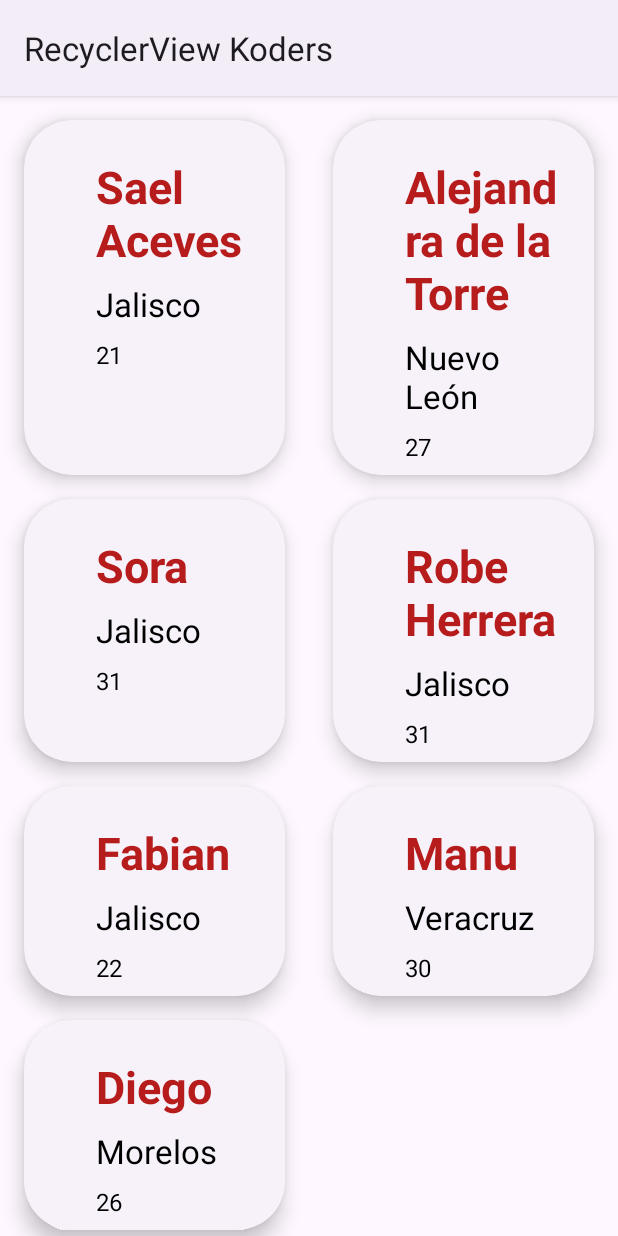
After one commit to jhonynava/miAppKodemia, an Android app: the MyRecyclerView screen opened directly, with no data from a screen before it, on a phone screen of 412 x 824 dp. The commit adds this screen. Run offline under Robolectric (Android 15) with nearby library versions, the phone set to English and light mode, and no system bars.

Commit message:
Se agrega RecyclerView de Koders

```diff
--- a/app/src/main/AndroidManifest.xml
+++ b/app/src/main/AndroidManifest.xml
@@ -9,6 +9,7 @@
         android:roundIcon="@mipmap/ic_launcher_round"
         android:supportsRtl="true"
         android:theme="@style/Theme.MiAppKodemia">
+        <activity android:name=".MyRecyclerView"></activity>
         <activity
             android:name=".Settings"
             android:parentActivityName=".FormularioLinearLayout" />
--- /dev/null
+++ b/app/src/main/java/mx/kodemia/miappkodemia/MyRecyclerView.kt
@@ -0,0 +1,49 @@
+package mx.kodemia.miappkodemia
+
+import androidx.appcompat.app.AppCompatActivity
+import android.os.Bundle
+import android.view.LayoutInflater
+import android.view.View
+import androidx.recyclerview.widget.GridLayoutManager
+import androidx.recyclerview.widget.LinearLayoutManager
+import androidx.recyclerview.widget.RecyclerView
+import kotlinx.android.synthetic.main.activity_my_recycler_view.*
+import mx.kodemia.miappkodemia.adapters.KoderAdapter
+import mx.kodemia.miappkodemia.model.DatosKoder
+
+class MyRecyclerView : AppCompatActivity() {
+
+    val listKoder: MutableList<DatosKoder> = mutableListOf()
+    var adapterKoder = KoderAdapter(listKoder)
+    var parent_view: View? = null
+
+    override fun onCreate(savedInstanceState: Bundle?) {
+        super.onCreate(savedInstanceState)
+        setContentView(R.layout.activity_my_recycler_view)
+        parent_view = findViewById(android.R.id.content)
+        initRecyclerKoders()
+        title = "RecyclerView Koders"
+    }
+
+    private fun initRecyclerKoders() {
+        listKoder.add(DatosKoder("Sael Aceves", "Jalisco", 21))
+        listKoder.add(DatosKoder("Alejandra de la Torre", "Nuevo León", 27))
+        listKoder.add(DatosKoder("Sora", "Jalisco", 31))
+        listKoder.add(DatosKoder("Robe Herrera", "Jalisco", 31))
+        listKoder.add(DatosKoder("Fabian", "Jalisco", 22))
+        listKoder.add(DatosKoder("Manu", "Veracruz", 30))
+        listKoder.add(DatosKoder("Diego", "Morelos", 26))
+
+
+        // LinearLayoutManager es diseño lineal y GridLayoutManager es una cuadricula
+        // Ambos se pueden configurar
+        // GridLayoutManager(this, partes_en_que_dividira)
+        // LinearLayoutManager(this, orientación_del_linear, false)
+//        recyclerView_koders.layoutManager = LinearLayoutManager(this, LinearLayoutManager.HORIZONTAL, false) // Modo horizontal
+//        recyclerView_koders.layoutManager = LinearLayoutManager(this) Modo vertical
+        recyclerView_koders.layoutManager = GridLayoutManager(this, 2)
+        recyclerView_koders.setHasFixedSize(true)
+        adapterKoder = KoderAdapter(listKoder)
+        recyclerView_koders.adapter = adapterKoder
+    }
+}
--- a/app/src/main/java/mx/kodemia/miappkodemia/Settings.kt
+++ b/app/src/main/java/mx/kodemia/miappkodemia/Settings.kt
@@ -1,5 +1,6 @@
 package mx.kodemia.miappkodemia
 
+import android.content.Intent
 import androidx.appcompat.app.AppCompatActivity
 import android.os.Bundle
 import android.view.View
@@ -26,7 +27,7 @@ class Settings : AppCompatActivity() {
         initListView()
 
         fab_extended.setOnClickListener {
-            Snackbar.make(parent_view!!, "Material es cool", Snackbar.LENGTH_SHORT).show()
+            startActivity(Intent(this,MyRecyclerView::class.java))
         }
     }
 
--- /dev/null
+++ b/app/src/main/java/mx/kodemia/miappkodemia/adapters/KoderAdapter.kt
@@ -0,0 +1,43 @@
+package mx.kodemia.miappkodemia.adapters
+
+import android.view.LayoutInflater
+import android.view.View
+import android.view.ViewGroup
+import android.widget.TextView
+import androidx.recyclerview.widget.RecyclerView
+import com.google.android.material.card.MaterialCardView
+import com.google.android.material.snackbar.Snackbar
+import mx.kodemia.miappkodemia.R
+import mx.kodemia.miappkodemia.model.DatosKoder
+
+class KoderAdapter (val koder: MutableList<DatosKoder>): RecyclerView.Adapter<KoderAdapter.KoderHolder>(){
+
+
+    override fun onCreateViewHolder(parent: ViewGroup, viewType: Int): KoderAdapter.KoderHolder {
+        val layoutInflater = LayoutInflater.from(parent.context)
+        return KoderHolder(layoutInflater.inflate(R.layout.item_cardview_koder, parent, false))
+    }
+
+    override fun onBindViewHolder(holder: KoderAdapter.KoderHolder, position: Int) {
+        holder.render(koder[position])
+    }
+
+    override fun getItemCount(): Int = koder.size
+
+    class KoderHolder(val view: View) : RecyclerView.ViewHolder(view) {
+        val cardView: MaterialCardView = view.findViewById(R.id.cardView_item_koder)
+        val textViewNombre: TextView = view.findViewById(R.id.textView_name_koder)
+        val textViewEstado: TextView = view.findViewById(R.id.textView_estado_koder)
+        val textViewEdad: TextView = view.findViewById(R.id.textView_edad_koder)
+
+        fun render(koder: DatosKoder) {
+            textViewNombre.setText(koder.nombre)
+            textViewEstado.setText(koder.estado)
+            textViewEdad.setText(koder.edad.toString())
+
+            cardView.setOnClickListener {
+                Snackbar.make(view, "Tap en ${koder.nombre}", Snackbar.LENGTH_SHORT).show()
+            }
+        }
+    }
+}
--- /dev/null
+++ b/app/src/main/java/mx/kodemia/miappkodemia/model/DatosKoder.kt
@@ -0,0 +1,7 @@
+package mx.kodemia.miappkodemia.model
+
+data class DatosKoder(
+    val nombre: String = "",
+    val estado: String = "",
+    val edad: Int = 0
+)
--- a/app/src/main/res/layout/activity_formulario_constraint.xml
+++ b/app/src/main/res/layout/activity_formulario_constraint.xml
@@ -31,7 +31,7 @@
         app:layout_constraintTop_toBottomOf="@+id/imageView2" />
 
     <com.google.android.material.textfield.TextInputLayout
-        android:id="@+id/textInputLayout"
+        android:id="@+id/til_nombre_koder"
         android:layout_width="match_parent"
         android:layout_height="wrap_content"
         android:layout_marginStart="24dp"
@@ -56,7 +56,7 @@
         android:layout_marginEnd="24dp"
         app:layout_constraintEnd_toEndOf="parent"
         app:layout_constraintStart_toStartOf="parent"
-        app:layout_constraintTop_toBottomOf="@+id/textInputLayout">
+        app:layout_constraintTop_toBottomOf="@+id/til_nombre_koder">
 
         <com.google.android.material.textfield.TextInputEditText
             android:layout_width="match_parent"
--- /dev/null
+++ b/app/src/main/res/layout/activity_my_recycler_view.xml
@@ -0,0 +1,18 @@
+<?xml version="1.0" encoding="utf-8"?>
+<androidx.constraintlayout.widget.ConstraintLayout xmlns:android="http://schemas.android.com/apk/res/android"
+    xmlns:app="http://schemas.android.com/apk/res-auto"
+    xmlns:tools="http://schemas.android.com/tools"
+    android:layout_width="match_parent"
+    android:layout_height="match_parent"
+    tools:context=".MyRecyclerView">
+
+
+    <androidx.recyclerview.widget.RecyclerView
+        android:id="@+id/recyclerView_koders"
+        android:layout_width="match_parent"
+        android:layout_height="match_parent"
+        app:layout_constraintBottom_toBottomOf="parent"
+        app:layout_constraintEnd_toEndOf="parent"
+        app:layout_constraintStart_toStartOf="parent"
+        app:layout_constraintTop_toTopOf="parent" />
+</androidx.constraintlayout.widget.ConstraintLayout>
--- /dev/null
+++ b/app/src/main/res/layout/item_cardview_koder.xml
@@ -0,0 +1,85 @@
+<?xml version="1.0" encoding="utf-8"?>
+<com.google.android.material.card.MaterialCardView xmlns:android="http://schemas.android.com/apk/res/android"
+    xmlns:app="http://schemas.android.com/apk/res-auto"
+    xmlns:tools="http://schemas.android.com/tools"
+    style="?attr/materialCardViewElevatedStyle"
+    android:layout_width="match_parent"
+    android:layout_height="wrap_content"
+    android:layout_marginHorizontal="16dp"
+    android:layout_marginTop="16dp"
+    android:focusable="true"
+    android:clickable="true"
+    app:cardCornerRadius="32dp"
+    app:cardElevation="8dp"
+    android:id="@+id/cardView_item_koder">
+
+    <!--Este es un comentario -->
+
+    <androidx.constraintlayout.widget.ConstraintLayout
+        android:id="@+id/cardView_koder"
+        android:layout_width="match_parent"
+        android:layout_height="match_parent">
+
+        <ImageView
+            android:id="@+id/imageView_koder"
+            android:layout_width="wrap_content"
+            android:layout_height="wrap_content"
+            android:layout_marginStart="24dp"
+            android:layout_marginTop="24dp"
+            android:layout_marginBottom="24dp"
+            app:layout_constraintBottom_toBottomOf="parent"
+            app:layout_constraintStart_toStartOf="parent"
+            app:layout_constraintTop_toTopOf="parent"
+            tools:srcCompat="@tools:sample/avatars" />
+
+        <TextView
+            android:id="@+id/textView_name_koder"
+            android:layout_width="0dp"
+            android:layout_height="wrap_content"
+            android:layout_marginHorizontal="24dp"
+            android:layout_marginStart="24dp"
+            android:layout_marginTop="24dp"
+            android:layout_marginEnd="24dp"
+            android:textColor="@color/red_900"
+            android:textSize="30sp"
+            android:textStyle="bold"
+            app:layout_constraintEnd_toEndOf="parent"
+            app:layout_constraintStart_toEndOf="@+id/imageView_koder"
+            app:layout_constraintTop_toTopOf="parent"
+            tools:text="TextView" />
+
+        <TextView
+            android:id="@+id/textView_estado_koder"
+            android:layout_width="0dp"
+            android:layout_height="wrap_content"
+            android:layout_marginStart="24dp"
+            android:layout_marginTop="8dp"
+            android:layout_marginEnd="24dp"
+            android:text="@string/estado"
+            android:textColor="@color/black"
+            android:textSize="22sp"
+            app:layout_constraintEnd_toEndOf="parent"
+            app:layout_constraintStart_toEndOf="@+id/imageView_koder"
+            app:layout_constraintTop_toBottomOf="@+id/textView_name_koder" />
+
+        <TextView
+            android:id="@+id/textView_edad_koder"
+            android:layout_width="0dp"
+            android:layout_height="wrap_content"
+            android:layout_marginStart="24dp"
+            android:layout_marginTop="8dp"
+            android:layout_marginEnd="24dp"
+            android:layout_marginBottom="8dp"
+            android:textColor="@color/black"
+            android:textSize="16sp"
+            app:layout_constraintBottom_toBottomOf="parent"
+            app:layout_constraintEnd_toEndOf="parent"
+            app:layout_constraintStart_toEndOf="@+id/imageView_koder"
+            app:layout_constraintTop_toBottomOf="@+id/textView_estado_koder"
+            app:layout_constraintVertical_bias="0.0"
+            tools:text="TextView" />
+
+    </androidx.constraintlayout.widget.ConstraintLayout>
+
+
+</com.google.android.material.card.MaterialCardView>
--- a/app/src/main/res/values/strings.xml
+++ b/app/src/main/res/values/strings.xml
@@ -3,6 +3,7 @@
     <!-- TODO: Remove or change this placeholder text -->
     <string name="hello_blank_fragment">Hello blank fragment</string>
     <string name="onCreate">Metodo onCreate</string>
+    <string name="estado">Tlaxcala</string>
 
     <string-array name="koders">
         <item>Lizz</item>
```
Also changed, not shown: 1 other file.
